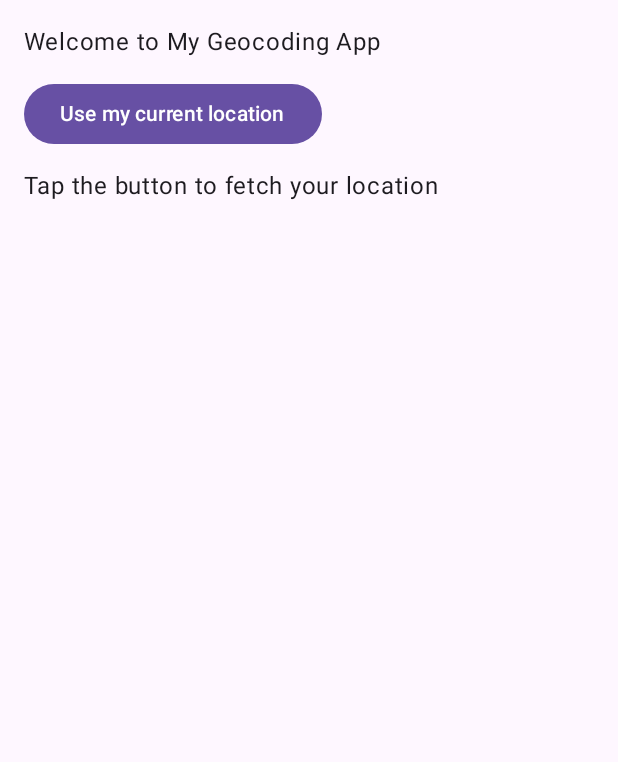
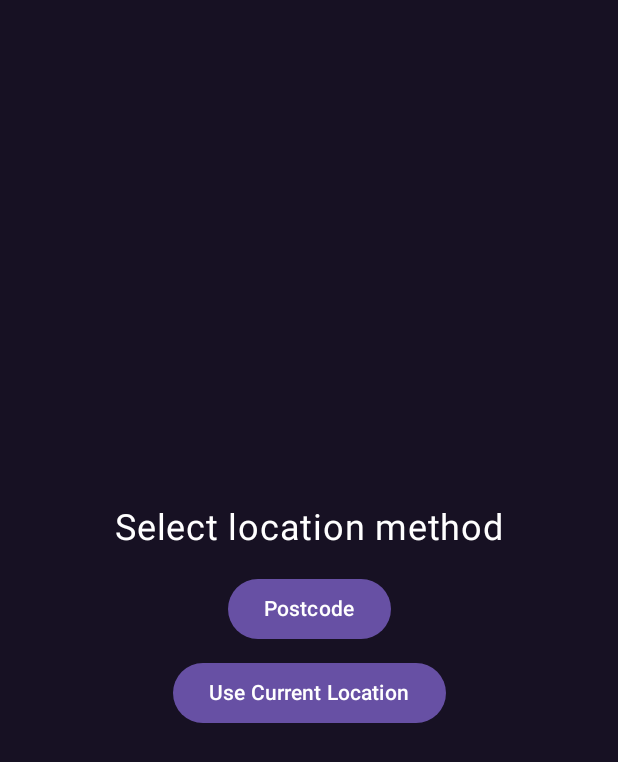
Before and after one commit to AgVicCodes/AutoGeoTimer, an Android app built with Jetpack Compose: the screen it shows after launch (MainActivity), on a phone screen of 412 x 824 dp. Shown: the top 762 px of the screen. Run offline under Robolectric (Android 15) with nearby library versions, the phone set to English and light mode, and no system bars.

Commit message:
Final routing of all screens created so far

```diff
--- a/app/src/main/java/com/example/autogeotimer/MainActivity.kt
+++ b/app/src/main/java/com/example/autogeotimer/MainActivity.kt
@@ -1,4 +1,5 @@
 package com.example.autogeotimer
+
 
 import android.os.Bundle
 
@@ -14,8 +15,7 @@ import androidx.activity.compose.setContent
 import androidx.compose.material3.MaterialTheme
 
 import com.example.autogeotimer.domain.Coordinates
-import com.example.autogeotimer.ui.HomeScreen
-//import com.example.autogeotimer.ui.MyAppNavigation
+import com.example.autogeotimer.ui.MyAppNavigation
 
 import kotlinx.coroutines.withContext
 import kotlinx.coroutines.Dispatchers
@@ -29,8 +29,7 @@ class MainActivity : ComponentActivity() {
         enableEdgeToEdge()
         setContent {
             MaterialTheme {
-                // MyAppNavigation()
-                HomeScreen()
+                MyAppNavigation()
             }
         }
     }
@@ -85,8 +84,10 @@ suspend fun convertPostcodeToAddress (context: Context, postcode: String): Locat
 
 
 object AppDestinations {
+    const val HOME_SCREEN = "Home"
+    const val INPUT_CHOICE_SCREEN = "InputChoice"
+    const val USE_LOCATION_SCREEN = "UseLocation"
     const val INPUT_ADDRESS_SCREEN = "InputAddress"
-    const val SHOW_COORDINATES_SCREEN = "ShowCoordinatesScreen"
-//    const val HOME_SCREEN = "HomeScreen"
+    const val SHOW_COORDINATES_SCREEN = "ShowCoordinates"
     // Add more routes for other features
 }
--- a/app/src/main/java/com/example/autogeotimer/ui/AppNavigation.kt
+++ b/app/src/main/java/com/example/autogeotimer/ui/AppNavigation.kt
@@ -1,12 +1,15 @@
 package com.example.autogeotimer.ui
+
 
 import androidx.compose.runtime.Composable
 import androidx.compose.ui.tooling.preview.Preview
+
 import androidx.navigation.NavType
+import androidx.navigation.navArgument
 import androidx.navigation.compose.NavHost
 import androidx.navigation.compose.composable
 import androidx.navigation.compose.rememberNavController
-import androidx.navigation.navArgument
+
 import com.example.autogeotimer.AppDestinations
 
 @Preview
@@ -15,9 +18,27 @@ fun MyAppNavigation() { // Renamed for clarity, could be in your main screen Com
     val navController = rememberNavController()
     // val sharedViewModel: SharedViewModel = viewModel() // Or however you get your ViewModel
 
+//    // Use the NavHost from androidx.navigation.compose.NavHost
+//    NavHost(navController = navController, startDestination = AppDestinations.INPUT_ADDRESS_SCREEN) {
+//        // 'this' inside this lambda is a NavGraphBuilder
+//
+//        // Pass the navController directly as InputAddress expects
+//        composable(AppDestinations.INPUT_ADDRESS_SCREEN) { backStackEntry ->
+//            InputAddressPage(navController = navController)
+//        }
+//
     // Use the NavHost from androidx.navigation.compose.NavHost
-    NavHost(navController = navController, startDestination = AppDestinations.INPUT_ADDRESS_SCREEN) {
+    NavHost(navController = navController, startDestination = AppDestinations.HOME_SCREEN) {
         // 'this' inside this lambda is a NavGraphBuilder
+
+        // Pass the navController directly as InputAddress expects
+        composable(AppDestinations.HOME_SCREEN) { backStackEntry ->
+            HomeScreen(navController = navController)
+        }
+
+        composable(AppDestinations.INPUT_CHOICE_SCREEN) { backStackEntry ->
+            InputChoice(navController = navController)
+        }
 
         // Pass the navController directly as InputAddress expects
         composable(AppDestinations.INPUT_ADDRESS_SCREEN) { backStackEntry ->
@@ -32,15 +53,19 @@ fun MyAppNavigation() { // Renamed for clarity, could be in your main screen Com
                 }
             )
         ) { backStackEntry ->
-            val recievedPostcode = backStackEntry.arguments?.getString("postcodeState") ?: "LU4 0JB"
+            val receivedPostcode = backStackEntry.arguments?.getString("postcodeState") ?: "LU4 0JB"
             // val sharedViewModel = // ... get sharedViewModel, possibly scoped
             // Ensure postcode is not null, though navArgument nullable = false helps
             ShowCoordinatesScreen(
-                postcode = recievedPostcode,
+                postcode = receivedPostcode,
                 onNavigateBack = { navController.popBackStack() }
                 // sharedViewModel = sharedViewModel
             )
         }
+
         // Add other composable destinations here
+        composable(AppDestinations.USE_LOCATION_SCREEN) { backStackEntry ->
+            TestScreen()
+        }
     }
 }
--- a/app/src/main/java/com/example/autogeotimer/ui/HomeScreen.kt
+++ b/app/src/main/java/com/example/autogeotimer/ui/HomeScreen.kt
@@ -1,98 +1,67 @@
 package com.example.autogeotimer.ui
 
 
-import android.Manifest
-import androidx.activity.compose.rememberLauncherForActivityResult
-import androidx.activity.result.contract.ActivityResultContracts
-import androidx.compose.ui.unit.dp
 import androidx.compose.ui.Modifier
-import androidx.compose.ui.platform.LocalContext
-import androidx.compose.ui.tooling.preview.Preview
 
-import androidx.compose.runtime.remember
-import androidx.compose.runtime.setValue
-import androidx.compose.runtime.getValue
 import androidx.compose.runtime.Composable
-import androidx.compose.runtime.rememberCoroutineScope
 
-import androidx.compose.material3.Button
-import androidx.compose.material3.Scaffold
-import androidx.compose.material3.SnackbarHost
+import androidx.compose.foundation.background
 import androidx.compose.foundation.layout.Column
-import androidx.compose.foundation.layout.Spacer
-import androidx.compose.foundation.layout.height
-import androidx.compose.foundation.layout.padding
+import androidx.compose.foundation.layout.Arrangement
 import androidx.compose.foundation.layout.fillMaxSize
-import androidx.compose.material3.CircularProgressIndicator
 
 import androidx.compose.material3.Text
-import androidx.compose.runtime.mutableStateOf
-import com.example.autogeotimer.domain.Coordinates
-import androidx.compose.material3.SnackbarHostState
-import com.example.autogeotimer.data.location.LocationProvider
-import kotlinx.coroutines.launch
+import androidx.compose.runtime.LaunchedEffect
+
+import androidx.compose.ui.unit.em
+import androidx.compose.ui.unit.sp
+import androidx.compose.ui.Alignment
+import androidx.compose.ui.graphics.Brush
+import androidx.compose.ui.graphics.Color
+import androidx.compose.ui.text.font.FontWeight
+import androidx.compose.ui.text.font.FontFamily
+import androidx.compose.ui.text.style.TextAlign
+
+import androidx.navigation.NavController
+
+import com.example.autogeotimer.AppDestinations
+
+import kotlinx.coroutines.delay
 
 
-@Preview
 @Composable
-fun HomeScreen(modifier: Modifier = Modifier) {
+fun HomeScreen(
+    modifier: Modifier = Modifier,
+    navController: NavController,
+) {
 
-    val context = LocalContext.current
-    val scope = rememberCoroutineScope()
-    val snackbar = remember { SnackbarHostState() }
-
-    var coords by remember { mutableStateOf<Coordinates?>(null) }
-    var isLoading by remember { mutableStateOf(false) }
-
-    val launcher = rememberLauncherForActivityResult(
-        contract = ActivityResultContracts.RequestPermission()
-    ) {
-        granted ->
-        if (granted) {
-            scope.launch {
-                isLoading = true
-                val result = LocationProvider(context).getCurrentLocation()
-                result.
-                    onSuccess { c -> coords = c }.
-                    onFailure { e -> scope.launch { snackbar.showSnackbar(e.message ?: "Location error") } }
-                isLoading = false
-            }
-        } else {
-            scope.launch { snackbar.showSnackbar("Location permission denied.") }
+    LaunchedEffect(Unit) {
+        delay(5_000)
+        navController.navigate(AppDestinations.INPUT_CHOICE_SCREEN) {
+            popUpTo(AppDestinations.HOME_SCREEN) { inclusive = true }
+            launchSingleTop = true
         }
     }
 
-    Scaffold (snackbarHost = { SnackbarHost(snackbar) }) { padding ->
-        Column (
-            modifier = modifier.
-                fillMaxSize().
-                padding(padding).
-                padding(16.dp)
-        ) {
-            Text("Welcome to My Geocoding App")
-            Spacer(Modifier.height(12.dp))
-            Button(onClick = { launcher.launch(Manifest.permission.ACCESS_FINE_LOCATION) }) {
-                when {
-                    isLoading -> Text("Retrieving Location...")
-                    else -> Text("Use my current location")
-                }
-            }
-            Spacer(Modifier.height(12.dp))
-            when {
-                isLoading -> CircularProgressIndicator()
-                coords != null -> Text("Your current location is: \nlatitude:${coords!!.latitude} \nlongitude:${coords!!.longitude}")
-                else -> Text("Tap the button to fetch your location")
-            }
-        }
+
+    Column(
+        modifier.fillMaxSize().background(
+            brush = Brush.verticalGradient(
+                colors = listOf(Color(0xFF171123), Color(0xFF33305E))
+            )
+        ),
+        verticalArrangement = Arrangement.Center,
+        horizontalAlignment = Alignment.CenterHorizontally,
+    ) {
+
+        Text(
+            text = "Welcome to My \nGeocoding App✨",
+            fontSize = 32.sp,
+            lineHeight = 1.5.em,
+            color = Color(0xFFF7F7F7),
+            fontWeight = FontWeight.Bold,
+            textAlign = TextAlign.Center,
+            fontFamily = FontFamily.Cursive
+        )
     }
-
-//    Column (
-//        Modifier.
-//            fillMaxWidth(1f).
-//            fillMaxHeight(1f).
-//            padding(16.dp, 32.dp)
-//    ) {
-//        Text("Welcome to My Geocoding App")
-//        Text("Your current location is: ")
-//    }
 }
--- /dev/null
+++ b/app/src/main/java/com/example/autogeotimer/ui/InputChoice.kt
@@ -0,0 +1,56 @@
+package com.example.autogeotimer.ui
+
+
+import androidx.compose.ui.unit.dp
+import androidx.compose.ui.unit.sp
+import androidx.compose.ui.Modifier
+import androidx.compose.ui.Alignment
+import androidx.compose.ui.graphics.Color
+
+import androidx.compose.material3.Text
+import androidx.compose.material3.Button
+import androidx.compose.runtime.Composable
+
+import androidx.compose.foundation.background
+import androidx.compose.foundation.layout.Column
+import androidx.compose.foundation.layout.Spacer
+import androidx.compose.foundation.layout.height
+import androidx.compose.foundation.layout.Arrangement
+import androidx.compose.foundation.layout.fillMaxSize
+import androidx.compose.foundation.layout.fillMaxWidth
+import androidx.navigation.NavController
+import com.example.autogeotimer.AppDestinations
+
+
+@Composable
+fun InputChoice(
+    modifier: Modifier = Modifier,
+    navController: NavController
+) {
+
+
+    Column (
+        modifier
+            .fillMaxSize()
+            .fillMaxWidth()
+            .background(color = Color(0xFF171123)),
+        horizontalAlignment = Alignment.CenterHorizontally,
+        verticalArrangement = Arrangement.Center
+    ) {
+        Text(
+            text = "Select location method",
+            fontSize = (24.sp),
+            color = Color(0xFFFFFFFF)
+        )
+        Spacer( modifier.height(16.dp) )
+        Button(
+            onClick = { navController.navigate(AppDestinations.INPUT_ADDRESS_SCREEN) }) {
+            Text("Postcode")
+        }
+        Spacer( modifier.height(8.dp) )
+        Button(
+            onClick = { navController.navigate(AppDestinations.USE_LOCATION_SCREEN) }) {
+            Text("Use Current Location")
+        }
+    }
+}
--- a/app/src/main/java/com/example/autogeotimer/ui/theme/Color.kt
+++ b/app/src/main/java/com/example/autogeotimer/ui/theme/Color.kt
@@ -9,3 +9,9 @@ val Pink80 = Color(0xFFEFB8C8)
 val Purple40 = Color(0xFF6650a4)
 val PurpleGrey40 = Color(0xFF625b71)
 val Pink40 = Color(0xFF7D5260)
+
+//000040
+//372549
+//1A1423
+//414770
+//171123
```
Also changed, not shown: app/src/main/java/com/example/autogeotimer/SecondActivity.kt (+69 -45 lines), app/src/main/java/com/example/autogeotimer/data/location/LocationProvider.kt (+4 -4 lines), app/src/main/java/com/example/autogeotimer/ui/TestScreen.kt (added, +89 -0 lines).
